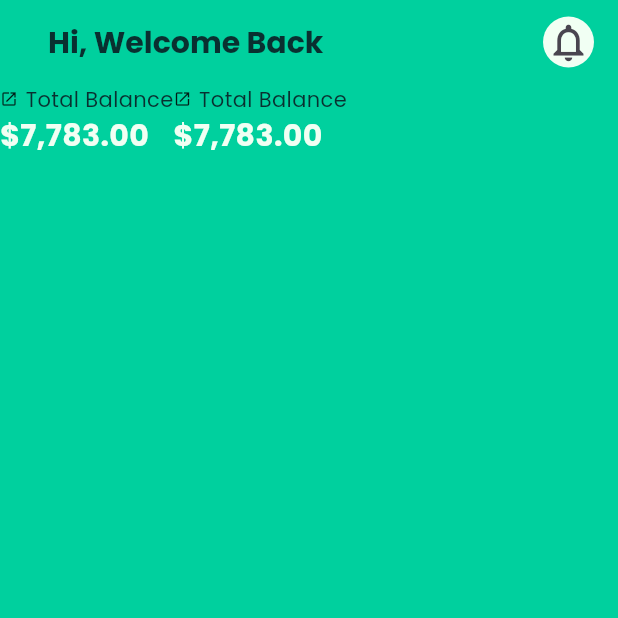
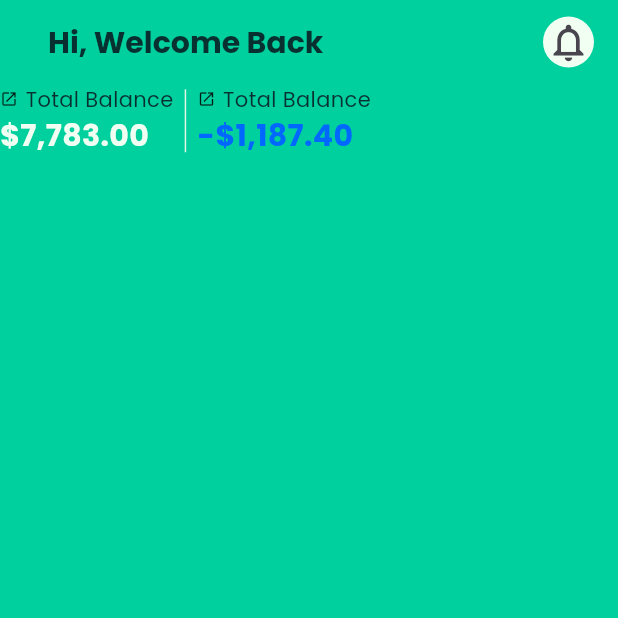
Before and after one commit to yousefmohamed35/fin_wise, a Flutter app: the HomeView screen opened by its route, on a phone screen of 412 x 824 dp, the top half of it. Run offline on Flutter 3.47's test engine with Material 3 defaults, Android fonts, the phone set to English and light mode, and no system bars; our stand-ins replace animate_do, animated_text_kit, flutter_svg, go_router, google_fonts, smooth_page_indicator.

Commit message:
create total balance and expence widget

```diff
--- a/lib/feature/home/presentation/view/widgets/home_view_body.dart
+++ b/lib/feature/home/presentation/view/widgets/home_view_body.dart
@@ -1,9 +1,6 @@
 import 'package:fin_wise/core/widgets/fit_hieght.dart';
 import 'package:flutter/material.dart';
-
-import '../../../../../core/themes/color_manager.dart';
-import '../../../../../core/themes/text_style.dart';
-import 'total_balance.dart';
+import 'total_balance_and_total_expence.dart';
 
 class HomeViewBody extends StatelessWidget {
   const HomeViewBody({super.key});
@@ -13,14 +10,7 @@ class HomeViewBody extends StatelessWidget {
     return FitHieght(
       child: Column(
         children: [
-          Row(
-            children: [
-              TotalBalance(),
-
-
-              TotalBalance(icon: Icons.open_in_new, title: 'Total Expense'),
-            ],
-          ),
+          TotalBalanceAndTotalExpence(),
         ],
       ),
     );
--- /dev/null
+++ b/lib/feature/home/presentation/view/widgets/total_balance_and_total_expence.dart
@@ -0,0 +1,26 @@
+import 'package:flutter/material.dart';
+
+import '../../../../../core/themes/color_manager.dart';
+import 'total_balance.dart';
+import 'total_expense.dart';
+
+class TotalBalanceAndTotalExpence extends StatelessWidget {
+  const TotalBalanceAndTotalExpence({
+    super.key,
+  });
+
+  @override
+  Widget build(BuildContext context) {
+    return Row(
+      children: [
+        TotalBalance(),
+        SizedBox(
+          height: 42,
+          child: VerticalDivider(color: ColorManager.lightGreen),
+        ),
+
+        TotalExpense(),
+      ],
+    );
+  }
+}
--- /dev/null
+++ b/lib/feature/home/presentation/view/widgets/total_expense.dart
@@ -0,0 +1,31 @@
+import 'package:flutter/material.dart';
+
+import '../../../../../core/themes/color_manager.dart';
+import '../../../../../core/themes/text_style.dart';
+
+class TotalExpense extends StatelessWidget {
+  const TotalExpense({super.key});
+
+  @override
+  Widget build(BuildContext context) {
+    return Column(
+      crossAxisAlignment: CrossAxisAlignment.start,
+      children: [
+        Row(
+          children: [
+            Icon(Icons.open_in_new, size: 12),
+            SizedBox(width: 5),
+            Text(
+              'Total Balance',
+              style: TextStyles.paragraph(color: ColorManager.lettersAndIcons),
+            ),
+          ],
+        ),
+        Text(
+          r'-$1,187.40',
+          style: TextStyles.title(color: ColorManager.oceanBlueButton),
+        ),
+      ],
+    );
+  }
+}
```
